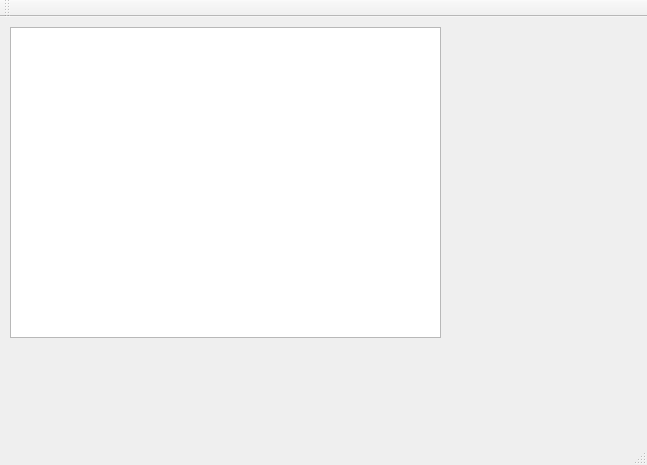
Qt form mainwindow.ui (blenten/OM_IT) before a commit.
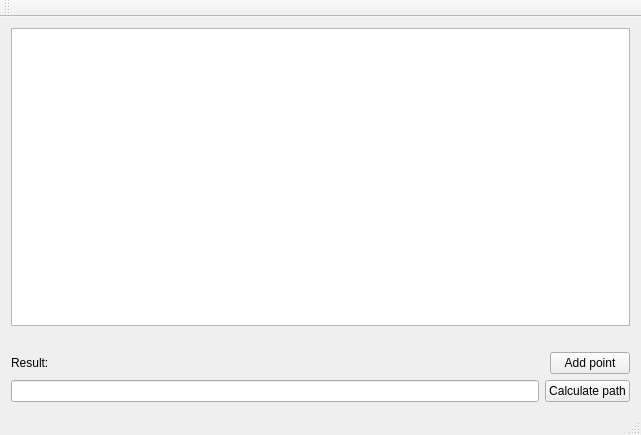
The same form after that commit.

Patch:
```diff
--- a/mainwindow.ui
+++ b/mainwindow.ui
@@ -6,24 +6,70 @@
    <rect>
     <x>0</x>
     <y>0</y>
-    <width>647</width>
-    <height>465</height>
+    <width>641</width>
+    <height>435</height>
    </rect>
   </property>
   <property name="windowTitle">
    <string>OM_IT_5</string>
   </property>
   <widget class="QWidget" name="centralWidget">
-   <widget class="QTableWidget" name="input_table">
-    <property name="geometry">
-     <rect>
-      <x>10</x>
-      <y>10</y>
-      <width>431</width>
-      <height>311</height>
-     </rect>
-    </property>
-   </widget>
+   <layout class="QVBoxLayout" name="verticalLayout">
+    <item>
+     <widget class="QTableWidget" name="input_table"/>
+    </item>
+    <item>
+     <spacer name="horizontalSpacer">
+      <property name="orientation">
+       <enum>Qt::Horizontal</enum>
+      </property>
+      <property name="sizeHint" stdset="0">
+       <size>
+        <width>620</width>
+        <height>20</height>
+       </size>
+      </property>
+     </spacer>
+    </item>
+    <item>
+     <layout class="QHBoxLayout" name="horizontalLayout_2">
+      <item>
+       <widget class="QLabel" name="label_output">
+        <property name="text">
+         <string>Result:</string>
+        </property>
+       </widget>
+      </item>
+      <item>
+       <widget class="QPushButton" name="extend_button">
+        <property name="sizePolicy">
+         <sizepolicy hsizetype="Fixed" vsizetype="Fixed">
+          <horstretch>0</horstretch>
+          <verstretch>0</verstretch>
+         </sizepolicy>
+        </property>
+        <property name="text">
+         <string>Add point</string>
+        </property>
+       </widget>
+      </item>
+     </layout>
+    </item>
+    <item>
+     <layout class="QHBoxLayout" name="horizontalLayout">
+      <item>
+       <widget class="QLineEdit" name="output_line"/>
+      </item>
+      <item>
+       <widget class="QPushButton" name="calc_button">
+        <property name="text">
+         <string>Calculate path</string>
+        </property>
+       </widget>
+      </item>
+     </layout>
+    </item>
+   </layout>
   </widget>
   <widget class="QMenuBar" name="menuBar">
    <property name="geometry">
```
Left out of the diff: 4 changed lines with no effect on the pictures.
